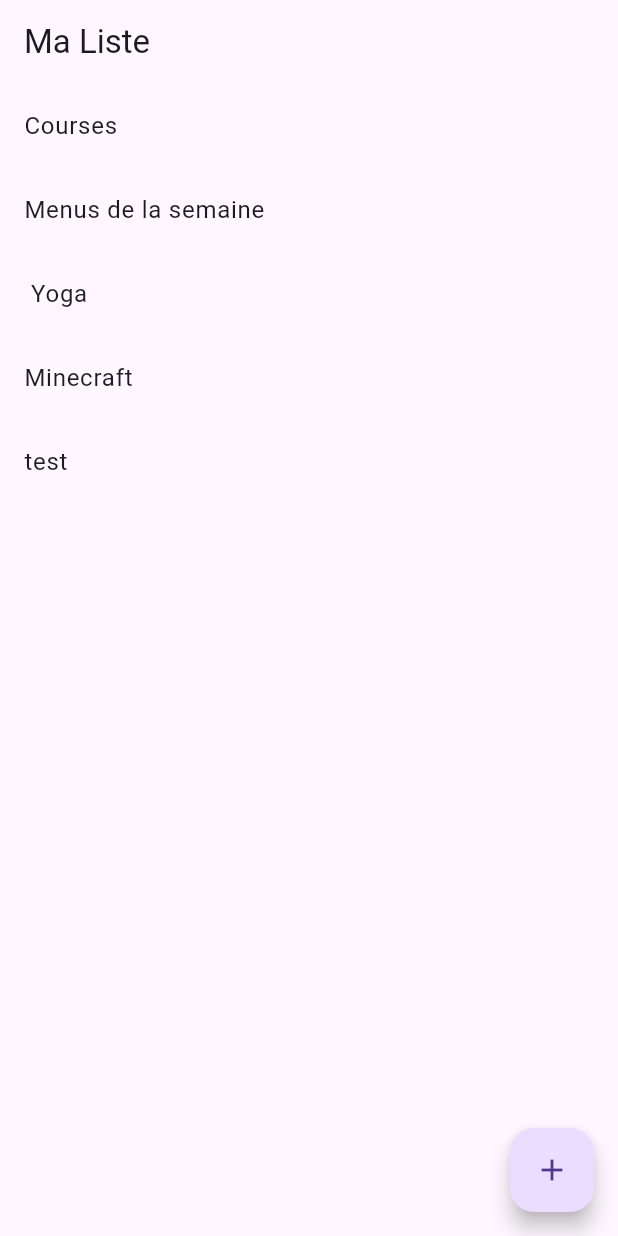
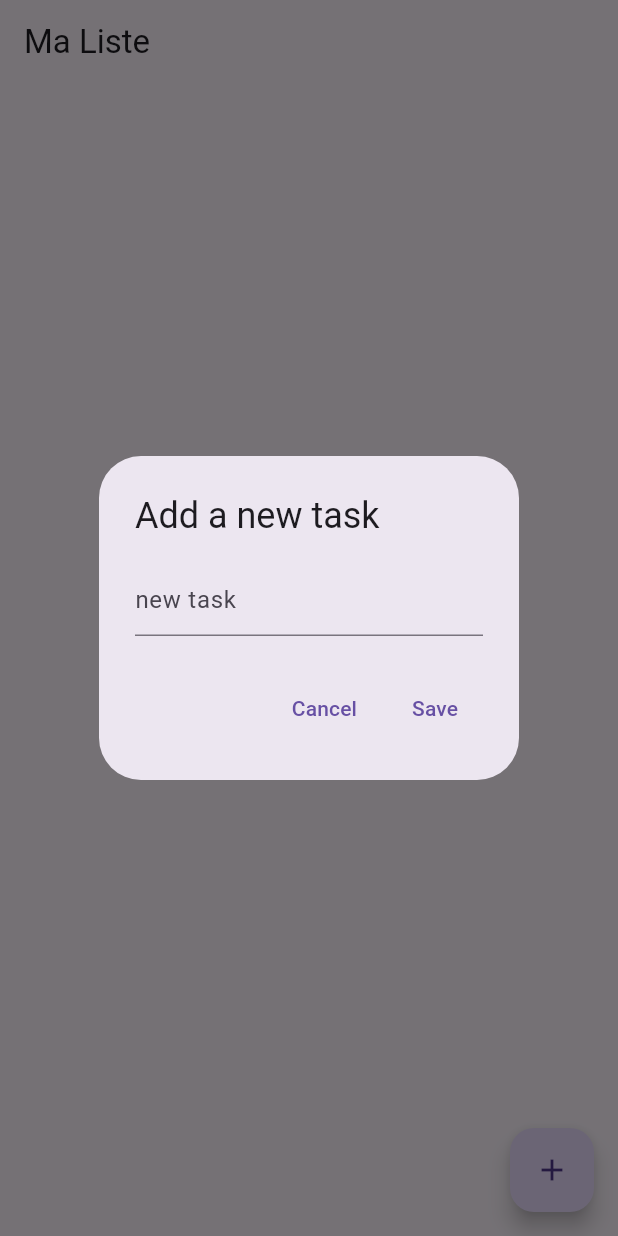
Before and after one commit to ElsaLecureux/Flutter, a Flutter app: the screen it shows after launch, after a tap on the "add" icon, on a phone screen of 412 x 824 dp. Run offline on Flutter 3.47's test engine with Material 3 defaults, Android fonts, the phone set to English and light mode, and no system bars.

Commit message:
added show dialog to add new task

```diff
--- a/todolist/lib/main.dart
+++ b/todolist/lib/main.dart
@@ -14,12 +14,42 @@ void main() => runApp(MaterialApp(home: ToDoList()));
 
   class _ToDoListState extends State<ToDoList> {
 
-    List<String> _tasks = ['Courses', 'Menus de la semaine', ' Yoga', 'Minecraft'];
+    List<String> _tasks = [];
 
     void _showInputDialog () {
-      setState(() {
-        _tasks.add('test');
-      });
+      showDialog(
+        context: context,
+        builder: (BuildContext context) {
+          TextEditingController controller = TextEditingController();
+
+          return AlertDialog(
+            title: Text('Add a new task'),
+            content: TextField(
+              controller: controller,
+              decoration: InputDecoration(hintText: 'new task'),
+            ),
+            actions: <Widget>[
+              TextButton(
+                onPressed: () {
+                Navigator.of(context).pop();
+              },
+                child: Text(
+                  'Cancel'
+                )),
+                TextButton(
+                onPressed: () {
+                setState(() {
+                  _tasks.add(controller.text);
+                });
+                 Navigator.of(context).pop();
+              },
+                child: Text(
+                  'Save'
+                ))
+            ],
+          );
+        }
+      );
     }
 
     @override
```
Also changed, not shown: 1 other file.
